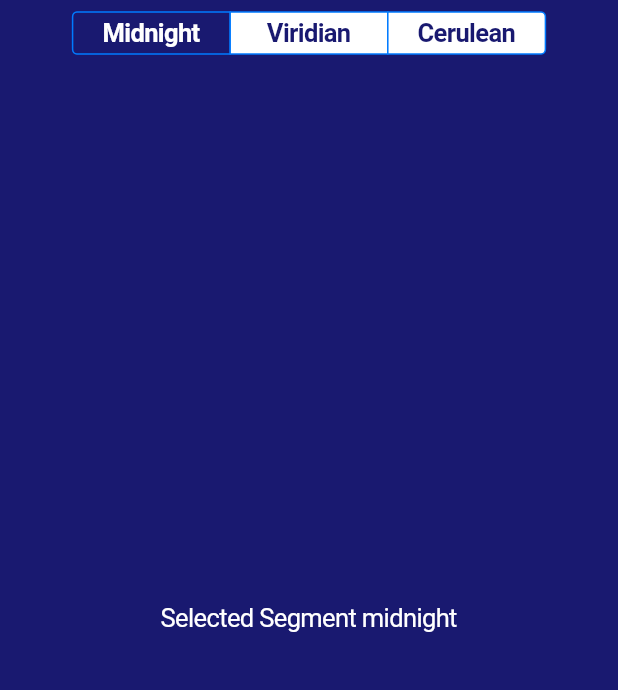
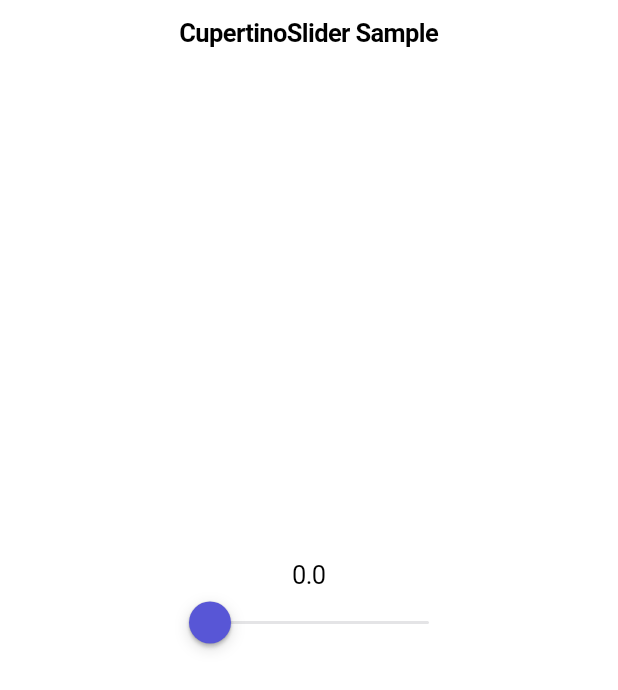
Before and after one commit to vika41130/flutter_lab, a Flutter app: the screen it shows after launch, on a phone screen of 412 x 824 dp. Shown: the top 690 px of the screen. Run offline on Flutter 3.47's test engine with Material 2 defaults, Android fonts, the phone set to English and light mode, and no system bars.

Commit message:
CupertinoSlider

```diff
--- a/lib/main.dart
+++ b/lib/main.dart
@@ -1,12 +1,4 @@
 import 'package:flutter/cupertino.dart';
-
-enum Sky { midnight, viridian, cerulean }
-
-Map<Sky, Color> skyColors = <Sky, Color>{
-  Sky.midnight: const Color(0xff191970),
-  Sky.viridian: const Color(0xff40826d),
-  Sky.cerulean: const Color(0xff007ba7),
-};
 
 void main() {
   runApp(const MyApp());
@@ -20,61 +12,70 @@ class MyApp extends StatelessWidget {
     return const CupertinoApp(
       debugShowCheckedModeBanner: false,
       theme: CupertinoThemeData(brightness: Brightness.light),
-      home: SegmentedControlExample(),
+      home: CupertinoSliderExample(),
     );
   }
 }
 
-class SegmentedControlExample extends StatefulWidget {
-  const SegmentedControlExample({super.key});
+class CupertinoSliderExample extends StatefulWidget {
+  const CupertinoSliderExample({super.key});
 
   @override
-  State<SegmentedControlExample> createState() =>
-      _SegmentedControlExampleState();
+  State<CupertinoSliderExample> createState() => _CupertinoSliderExampleState();
 }
 
-class _SegmentedControlExampleState extends State<SegmentedControlExample> {
-  Sky _selectedSegment = Sky.midnight;
-
-  @override
-  void initState() {
-    super.initState();
-  }
+class _CupertinoSliderExampleState extends State<CupertinoSliderExample> {
+  double _currentSliderValue = 0.0;
+  String? _sliderStatus;
 
   @override
   Widget build(BuildContext context) {
     return CupertinoPageScaffold(
-      backgroundColor: skyColors[_selectedSegment],
-      navigationBar: CupertinoNavigationBar(
-        middle: CupertinoSegmentedControl<Sky>(
-          padding: const EdgeInsets.symmetric(horizontal: 12),
-          selectedColor: skyColors[_selectedSegment],
-          groupValue: _selectedSegment,
-          onValueChanged: (value) {
-            setState(() {
-              _selectedSegment = value;
-            });
-          },
-          children: const <Sky, Widget>{
-            Sky.midnight: Padding(
-              padding: EdgeInsets.symmetric(horizontal: 20),
-              child: Text('Midnight'),
-            ),
-            Sky.viridian: Padding(
-              padding: EdgeInsets.symmetric(horizontal: 20),
-              child: Text('Viridian'),
-            ),
-            Sky.cerulean: Padding(
-              padding: EdgeInsets.symmetric(horizontal: 20),
-              child: Text('Cerulean'),
-            ),
-          },
-        ),
+      navigationBar: const CupertinoNavigationBar(
+        middle: Text('CupertinoSlider Sample'),
       ),
       child: Center(
-        child: Text(
-          'Selected Segment ${_selectedSegment.name}',
-          style: const TextStyle(color: CupertinoColors.white),
+        child: Column(
+          mainAxisSize: MainAxisSize.min,
+          children: <Widget>[
+            // Display the current slider value.
+            Text('$_currentSliderValue'),
+            CupertinoSlider(
+              key: const Key('slider'),
+              value: _currentSliderValue,
+              // This allows the slider to jump between divisions.
+              // If null, the slide movement is continuous.
+              divisions: 5,
+              // The maximum slider value
+              max: 100,
+              activeColor: CupertinoColors.systemRed,
+              thumbColor: CupertinoColors.systemIndigo,
+              // This is called when sliding is started.
+              onChangeStart: (double value) {
+                setState(() {
+                  _sliderStatus = 'Sliding';
+                });
+              },
+              // This is called when sliding has ended.
+              onChangeEnd: (double value) {
+                setState(() {
+                  _sliderStatus = 'Finished sliding';
+                });
+              },
+              // This is called when slider value is changed.
+              onChanged: (double value) {
+                setState(() {
+                  _currentSliderValue = value;
+                });
+              },
+            ),
+            Text(
+              _sliderStatus ?? '',
+              style: CupertinoTheme.of(context).textTheme.textStyle.copyWith(
+                    fontSize: 12,
+                  ),
+            ),
+          ],
         ),
       ),
     );
```
